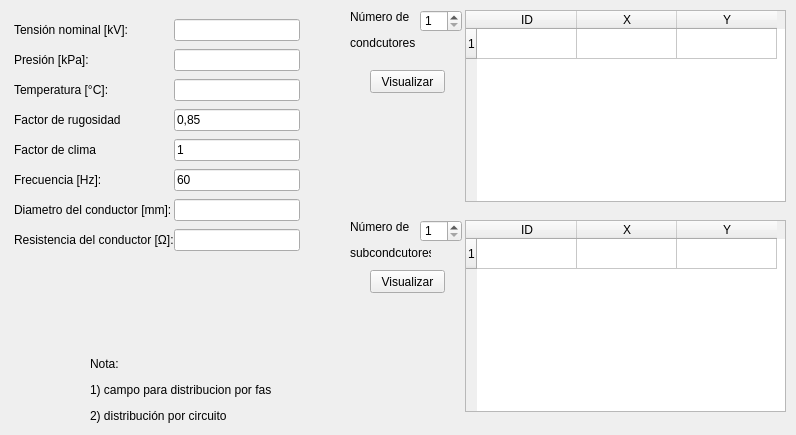
Before: the Qt Designer form corona.ui in IceMerman/PerdidasCorona, drawn with Qt 5.
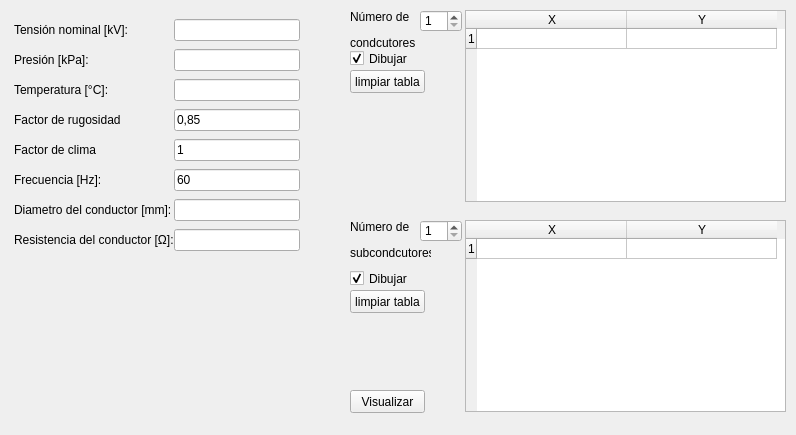
After: the same form once the commit is applied.

Commit message: Added default parameters Tables now update with spinbox!!!

The edit to the form file:
```diff
--- a/corona.ui
+++ b/corona.ui
@@ -38,14 +38,24 @@
     <number>1</number>
    </property>
    <property name="columnCount">
-    <number>3</number>
+    <number>2</number>
    </property>
+   <attribute name="horizontalHeaderVisible">
+    <bool>true</bool>
+   </attribute>
+   <attribute name="horizontalHeaderCascadingSectionResizes">
+    <bool>false</bool>
+   </attribute>
+   <attribute name="horizontalHeaderDefaultSectionSize">
+    <number>150</number>
+   </attribute>
+   <attribute name="horizontalHeaderMinimumSectionSize">
+    <number>33</number>
+   </attribute>
+   <attribute name="verticalHeaderDefaultSectionSize">
+    <number>20</number>
+   </attribute>
    <row/>
-   <column>
-    <property name="text">
-     <string>ID</string>
-    </property>
-   </column>
    <column>
     <property name="text">
      <string>X</string>
@@ -201,19 +211,6 @@
     </item>
    </layout>
   </widget>
-  <widget class="QLabel" name="label_11">
-   <property name="geometry">
-    <rect>
-     <x>90</x>
-     <y>330</y>
-     <width>181</width>
-     <height>121</height>
-    </rect>
-   </property>
-   <property name="text">
-    <string>&lt;html&gt;&lt;head/&gt;&lt;body&gt;&lt;p&gt;Nota: &lt;/p&gt;&lt;p&gt;1) campo para distribucion por fase&lt;/p&gt;&lt;p&gt;2) distribución por circuito&lt;/p&gt;&lt;/body&gt;&lt;/html&gt;</string>
-   </property>
-  </widget>
   <widget class="QTableWidget" name="TWSubconductor">
    <property name="geometry">
     <rect>
@@ -233,14 +230,21 @@
     <number>1</number>
    </property>
    <property name="columnCount">
-    <number>3</number>
+    <number>2</number>
    </property>
+   <attribute name="horizontalHeaderVisible">
+    <bool>true</bool>
+   </attribute>
+   <attribute name="horizontalHeaderCascadingSectionResizes">
+    <bool>false</bool>
+   </attribute>
+   <attribute name="horizontalHeaderDefaultSectionSize">
+    <number>150</number>
+   </attribute>
+   <attribute name="verticalHeaderDefaultSectionSize">
+    <number>20</number>
+   </attribute>
    <row/>
-   <column>
-    <property name="text">
-     <string>ID</string>
-    </property>
-   </column>
    <column>
     <property name="text">
      <string>X</string>
@@ -281,30 +285,75 @@
     <number>10</number>
    </property>
   </widget>
-  <widget class="QPushButton" name="PBShowSubc">
-   <property name="geometry">
-    <rect>
-     <x>370</x>
-     <y>270</y>
-     <width>75</width>
-     <height>23</height>
-    </rect>
-   </property>
-   <property name="text">
-    <string>Visualizar</string>
-   </property>
-  </widget>
   <widget class="QPushButton" name="PBShowCond">
    <property name="geometry">
     <rect>
-     <x>370</x>
+     <x>350</x>
+     <y>390</y>
+     <width>75</width>
+     <height>23</height>
+    </rect>
+   </property>
+   <property name="text">
+    <string>Visualizar</string>
+   </property>
+  </widget>
+  <widget class="QCheckBox" name="checkBox">
+   <property name="geometry">
+    <rect>
+     <x>350</x>
+     <y>50</y>
+     <width>70</width>
+     <height>17</height>
+    </rect>
+   </property>
+   <property name="text">
+    <string>Dibujar</string>
+   </property>
+   <property name="checked">
+    <bool>true</bool>
+   </property>
+  </widget>
+  <widget class="QCheckBox" name="checkBox_2">
+   <property name="geometry">
+    <rect>
+     <x>350</x>
+     <y>270</y>
+     <width>70</width>
+     <height>17</height>
+    </rect>
+   </property>
+   <property name="text">
+    <string>Dibujar</string>
+   </property>
+   <property name="checked">
+    <bool>true</bool>
+   </property>
+  </widget>
+  <widget class="QPushButton" name="clcTW1">
+   <property name="geometry">
+    <rect>
+     <x>350</x>
      <y>70</y>
      <width>75</width>
      <height>23</height>
     </rect>
    </property>
    <property name="text">
-    <string>Visualizar</string>
+    <string>limpiar tabla</string>
+   </property>
+  </widget>
+  <widget class="QPushButton" name="clcTW2">
+   <property name="geometry">
+    <rect>
+     <x>350</x>
+     <y>290</y>
+     <width>75</width>
+     <height>23</height>
+    </rect>
+   </property>
+   <property name="text">
+    <string>limpiar tabla</string>
    </property>
   </widget>
  </widget>
```
Left out of the diff: 44 changed lines with no effect on the pictures. The commit also changes 4 other files.
